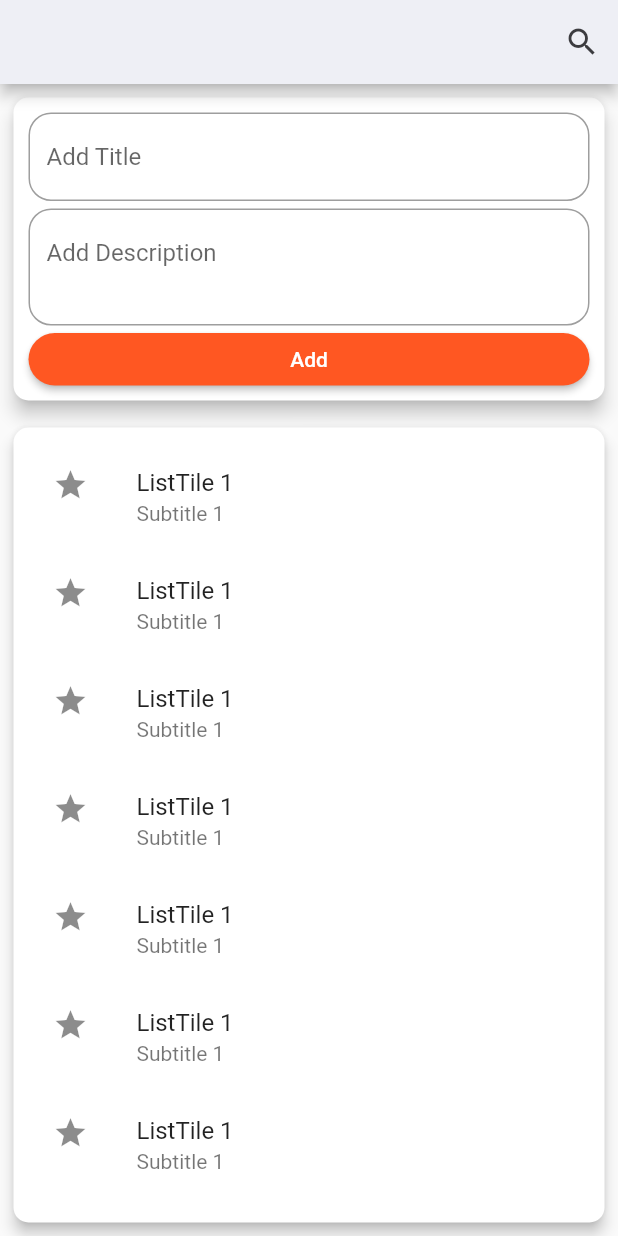
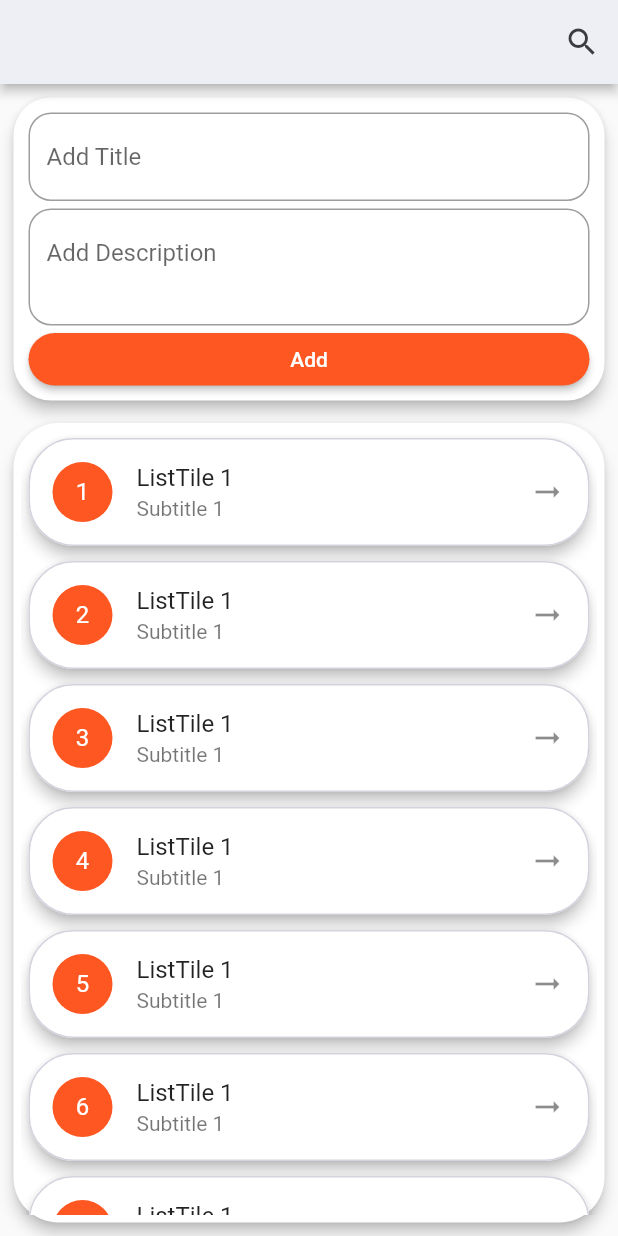
Before and after one commit to Ridoy-paul/flutter-development-course-assignments-and-live-test, a Flutter app: the screen it shows after launch, on a phone screen of 412 x 824 dp. Run offline on Flutter 3.47's test engine with Material 2 defaults, Android fonts, the phone set to English and light mode, and no system bars.

Commit message:
module 10 assignment Updated.

```diff
--- a/lib/constants/colors.dart
+++ b/lib/constants/colors.dart
@@ -2,5 +2,6 @@ import 'package:flutter/material.dart';
 
 const Color bgColorWhite = Color(0xFFEEEFF5);
 const Color bgColorBlack = Color(0xFF3B3B3F);
+const Color bgColorAssBlack = Color(0xFFD3D3DE);
 const Color colorGreen = Color(0xFF0EEC9E);
 const Color colorDeepOrange = Color(0xFFFF5722);
--- a/lib/homeScreen.dart
+++ b/lib/homeScreen.dart
@@ -13,7 +13,7 @@ class _HomeScreenState extends State<HomeScreen> {
   Widget build(BuildContext context) {
     return Scaffold(
       appBar: AppBar(
-        elevation: 4,
+        elevation: 3,
         backgroundColor: bgColorWhite,
         actions: [
           IconButton(
@@ -31,9 +31,9 @@ class _HomeScreenState extends State<HomeScreen> {
               Column(
                 children: [
                   Card(
-                    elevation: 5,
+                    elevation: 4,
                     shape: RoundedRectangleBorder(
-                      borderRadius: BorderRadius.circular(10),
+                      borderRadius: BorderRadius.circular(25),
                     ),
                     child: Padding(
                       padding: const EdgeInsets.all(10.0),
@@ -92,24 +92,40 @@ class _HomeScreenState extends State<HomeScreen> {
                       ),
                     ),
                   ),
-                  SizedBox(height: 10,),
+                  const SizedBox(height: 7,),
                   Expanded(
                     child: Card(
                       elevation: 4,
                       shape: RoundedRectangleBorder(
-                          borderRadius: BorderRadius.circular(10)),
+                          borderRadius: BorderRadius.circular(30)),
                       child: Padding(
-                        padding: const EdgeInsets.all(10),
+                        padding: const EdgeInsets.all(5),
                         child: ListView.builder(
                             itemCount: 10,
                             itemBuilder: (context, index) {
-                              return ListTile(
-                                leading: Icon(Icons.star),
-                                title: Text('ListTile 1'),
-                                subtitle: Text('Subtitle 1'),
-                                onTap: () {
-                                  // Handle onTap for ListTile 1
-                                },
+                              return Padding(
+                                padding: const EdgeInsets.all(1.0),
+                                child: Card(
+                                  elevation: 4,
+                                  shape: RoundedRectangleBorder(
+                                    borderRadius: BorderRadius.circular(30),
+                                    side: const BorderSide(
+                                      color: bgColorAssBlack,
+                                    )
+                                  ),
+                                  child: ListTile(
+                                    leading: CircleAvatar(
+                                      backgroundColor: colorDeepOrange,
+                                      child: Text("${index + 1}", style: const TextStyle(color: Colors.white),),
+                                    ),
+                                    title: Text('ListTile 1'),
+                                    subtitle: Text('Subtitle 1'),
+                                    trailing: const Icon(Icons.arrow_right_alt),
+                                    onLongPress: () {
+                                      print(index);
+                                    },
+                                  ),
+                                ),
                               );
                             }),
                       ),
```
